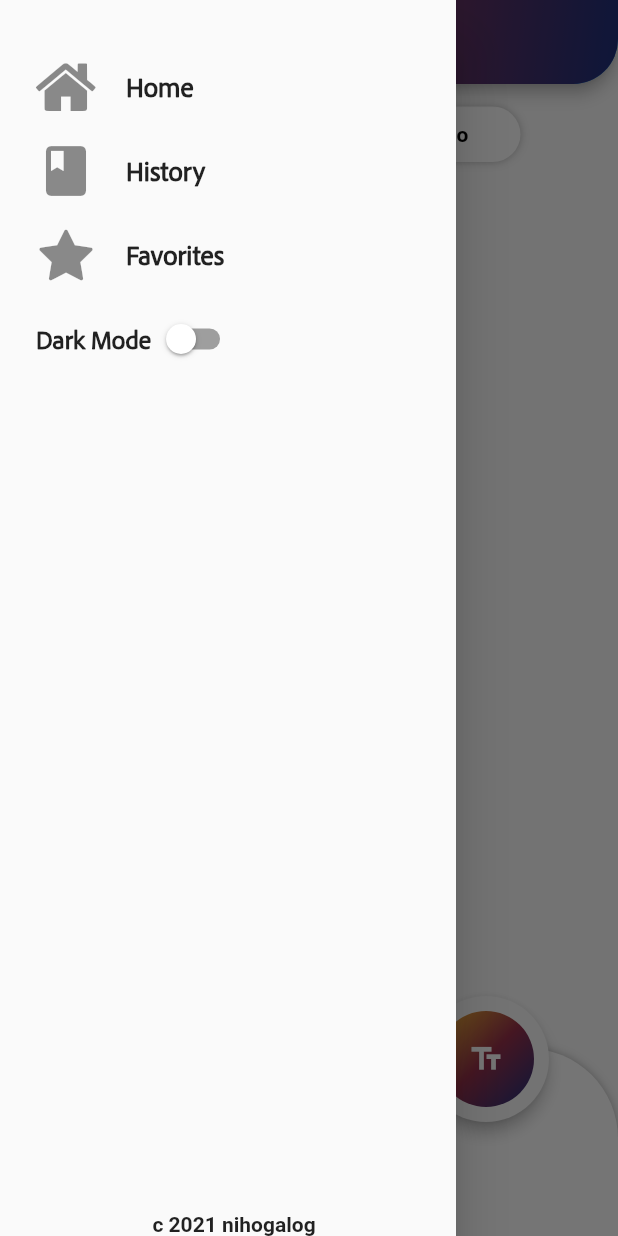
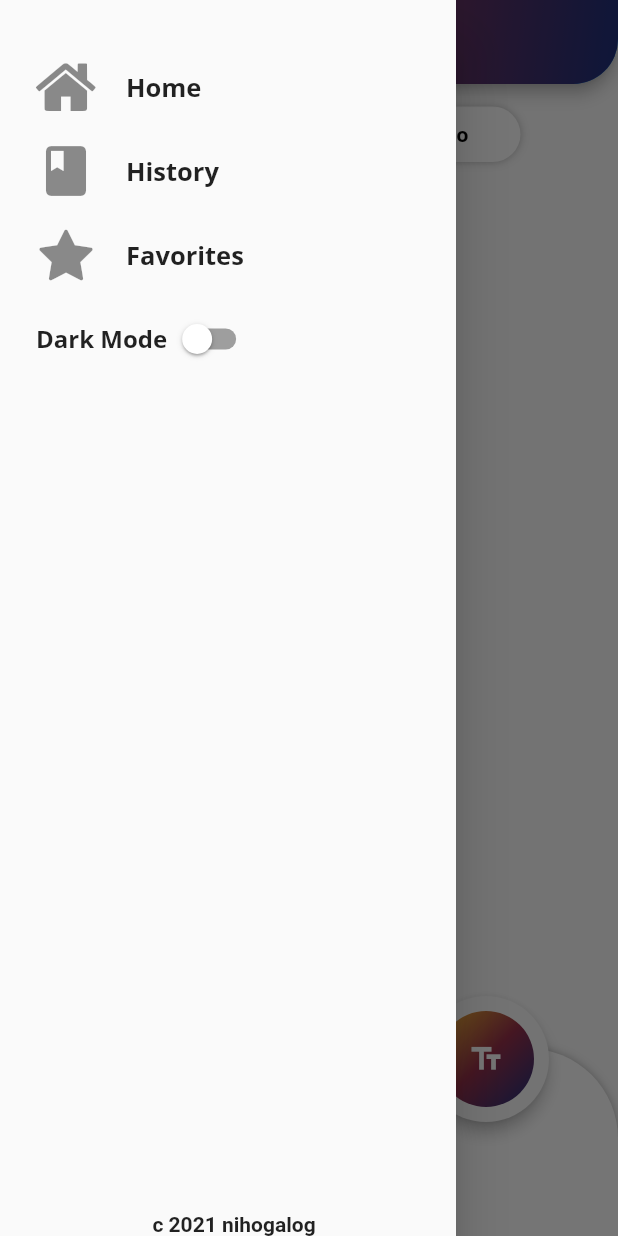
Before and after one commit to perfeclyImperfect/Nihogalog, a Flutter app: the screen it shows after launch, with the side drawer open, on a phone screen of 412 x 824 dp. Run offline on Flutter 3.47's test engine with Material 2 defaults, Android fonts, the phone set to English and light mode, and no system bars; drawn by our look-alikes of badges; our stand-ins replace dio, flutter_dotenv, get_it, google_fonts, permission_handler, shared_preferences; missing offline and left inert: flutter_sound_lite; project files that could hold a hidden picture were left out.

Commit message:
Enhance drawer icons and fonts

```diff
--- a/frontend/lib/views/components/drawer/drawer.dart
+++ b/frontend/lib/views/components/drawer/drawer.dart
@@ -1,5 +1,4 @@
 import 'package:flutter/material.dart';
-import 'package:frontend/drawer_icons_icons.dart';
 import 'package:frontend/drawer_icons_icons.dart';
 import 'package:frontend/view_models/darkMode_view_model.dart';
 
--- a/frontend/lib/views/components/drawer/parts/darkMode.dart
+++ b/frontend/lib/views/components/drawer/parts/darkMode.dart
@@ -1,5 +1,6 @@
 import 'package:flutter/material.dart';
 import 'package:frontend/view_models/darkMode_view_model.dart';
+import 'package:google_fonts/google_fonts.dart';
 import 'package:provider/provider.dart';
 
 class _DarkModeState extends State<DarkMode> {
@@ -9,12 +10,12 @@ class _DarkModeState extends State<DarkMode> {
 
     return Row(
       children: [
-        const Text(
+        Text(
           'Dark Mode',
-          style: TextStyle(
-              fontWeight: FontWeight.bold,
-              fontSize: 17,
-              fontFamily: 'AdobeClean'),
+          style: GoogleFonts.openSans(
+              textStyle: Theme.of(context).textTheme.bodyLarge,
+              fontSize: 16,
+              fontWeight: FontWeight.bold),
         ),
         Switch(
           value: darkModeViewModel.getStatus(),
--- a/frontend/lib/views/components/drawer/parts/navigationListTile.dart
+++ b/frontend/lib/views/components/drawer/parts/navigationListTile.dart
@@ -1,4 +1,5 @@
 import 'package:flutter/material.dart';
+import 'package:google_fonts/google_fonts.dart';
 
 class NavigationListTile extends StatelessWidget {
   const NavigationListTile({
@@ -27,11 +28,10 @@ class NavigationListTile extends StatelessWidget {
           ),
           Text(
             text,
-            style: const TextStyle(
-              fontFamily: 'AdobeClean',
-              fontWeight: FontWeight.bold,
-              fontSize: 18,
-            ),
+            style: GoogleFonts.openSans(
+                textStyle: Theme.of(context).textTheme.bodyLarge,
+                fontSize: 17,
+                fontWeight: FontWeight.bold),
           ),
         ],
       ),
--- a/frontend/pubspec.yaml
+++ b/frontend/pubspec.yaml
@@ -38,6 +38,7 @@ dependencies:
   permission_handler: ^9.1.0
   path_provider: ^2.0.9
   dio: ^4.0.4
+  google_fonts: ^2.3.1
 
   # The following adds the Cupertino Icons font to your application.
   # Use with the CupertinoIcons class for iOS style icons.
@@ -65,9 +66,6 @@ flutter:
     - .env.development
 
   fonts:
-    - family: AdobeClean
-      fonts:
-        - asset: assets/fonts/AdobeCleanRegular.otf
     - family:  DrawerIcons
       fonts:
         - asset: assets/icons/DrawerIcons.ttf
```
Also changed, not shown: frontend/assets/fonts/AdobeCleanRegular.otf (deleted), frontend/pubspec.lock.
